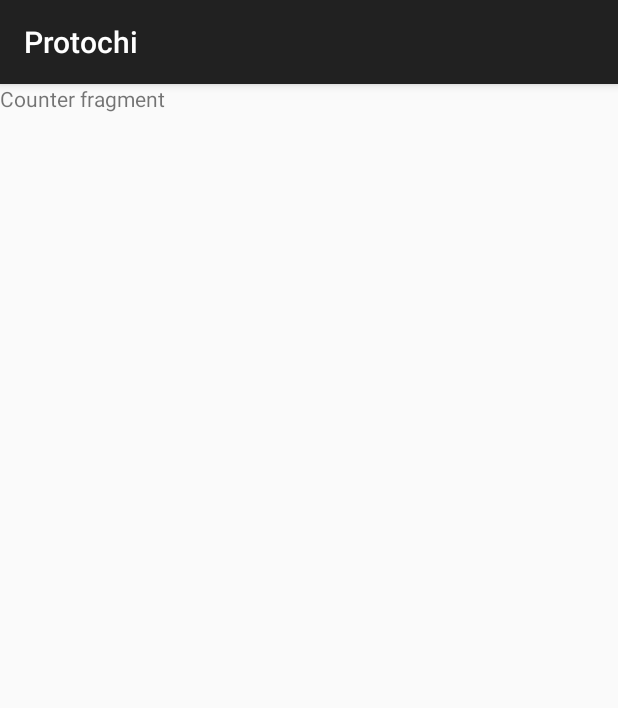
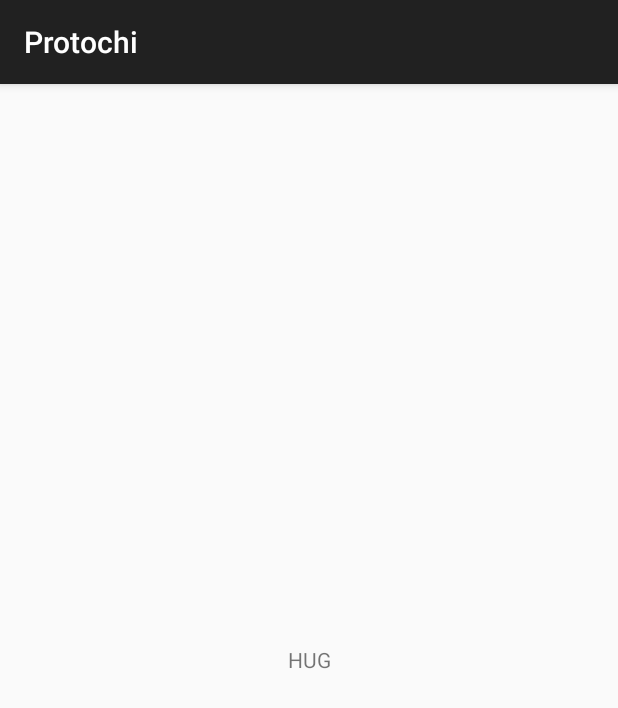
Before and after one commit to cantorandball/fatwatch, an Android app: the fragment CounterFragment shown on its own in the app's theme, on a phone screen of 412 x 824 dp. Shown: the top 708 px of the screen. Run offline under Robolectric (Android 15) with nearby library versions, the phone set to English and light mode, and no system bars.

Commit message:
INDEV: Passing values to both fragments from the activity. Excellent.

```diff
--- a/Protochi/app/src/main/java/com/candb/josh/protochi/CounterFragment.java
+++ b/Protochi/app/src/main/java/com/candb/josh/protochi/CounterFragment.java
@@ -7,8 +7,11 @@ import android.support.v4.app.Fragment;
 import android.view.LayoutInflater;
 import android.view.View;
 import android.view.ViewGroup;
+import android.widget.TextView;
 
 public class CounterFragment extends Fragment {
+
+    private boolean mInitialised;
 
     public static CounterFragment newInstance() {
         CounterFragment fragment = new CounterFragment();
@@ -20,10 +23,20 @@ public class CounterFragment extends Fragment {
     }
 
     @Override
+    public void onCreate(Bundle savedInstanceState){
+        super.onCreate(savedInstanceState);
+        mInitialised = false;
+    }
+
+    @Override
     public View onCreateView(LayoutInflater inflater, ViewGroup container,
                              Bundle savedInstanceState) {
         // Inflate the layout for this fragment
         return inflater.inflate(R.layout.fragment_counter, container, false);
     }
 
+    public void countTest(String intToShow){
+        TextView showMeAgain = (TextView) getActivity().findViewById(R.id.test_message);
+        showMeAgain.setText(intToShow);
+    }
 }
--- a/Protochi/app/src/main/res/layout/fragment_counter.xml
+++ b/Protochi/app/src/main/res/layout/fragment_counter.xml
@@ -1,38 +1,16 @@
-<FrameLayout xmlns:android="http://schemas.android.com/apk/res/android"
-    xmlns:tools="http://schemas.android.com/tools" android:layout_width="match_parent"
-    android:layout_height="match_parent"
-    tools:context="com.candb.josh.protochi.IndicatorFragment"
-    android:id="@+id/counter_layout">
+<?xml version="1.0" encoding="utf-8"?>
 
-    <!-- TODO: Update blank fragment layout -->
-    <TextView android:layout_width="match_parent" android:layout_height="match_parent"
-        android:text="@string/hello_counter_fragment"/>
-
-</FrameLayout>
-
-<!--
-<fragment
-    xmlns:android="http://schemas.android.com/apk/res/android"
-    xmlns:tools="http://schemas.android.com/tools"
-    tools:context="com.candb.josh.protochi.CounterFragment"
-    android:name="com.candb.josh.protochi.CounterFragment"
-    android:id="@+id/counter"
-    android:layout_height="match_parent"
-    android:layout_width="match_parent"
-    tools:layout="@layout/indicator">
+<LinearLayout xmlns:android="http://schemas.android.com/apk/res/android"
+    android:id="@+id/counter_layout"
+    android:orientation="vertical"
+    android:layout_width="fill_parent"
+    android:layout_height="fill_parent">
 
     <TextView
-        android:text="@string/counter_title"
+        android:id="@+id/test_message"
+        android:text="HUG"
         android:layout_width="match_parent"
-        android:layout_height="0dp"
-        android:gravity="center"
-        android:layout_weight="0.20"
-        style="@style/TextAppearance.AppCompat.Title" />
-
-    <TextView
-        android:id="@+id/counter_distance"
-        android:layout_width="wrap_content"
-        android:layout_height="wrap_content"
+        android:layout_height="match_parent"
         android:gravity="center"/>
 
-</fragment>-->
+</LinearLayout>
--- a/Protochi/app/src/main/res/layout/fragment_indicator.xml
+++ b/Protochi/app/src/main/res/layout/fragment_indicator.xml
@@ -66,7 +66,4 @@
         android:id="@+id/image"
         android:layout_gravity="center"
         android:visibility="invisible"/>
-
-    <include layout="@layout/fragment_counter"/>
-
 </LinearLayout>
```
Also changed, not shown: Protochi/app/src/main/java/com/candb/josh/protochi/Main.java (+13 -2 lines).
